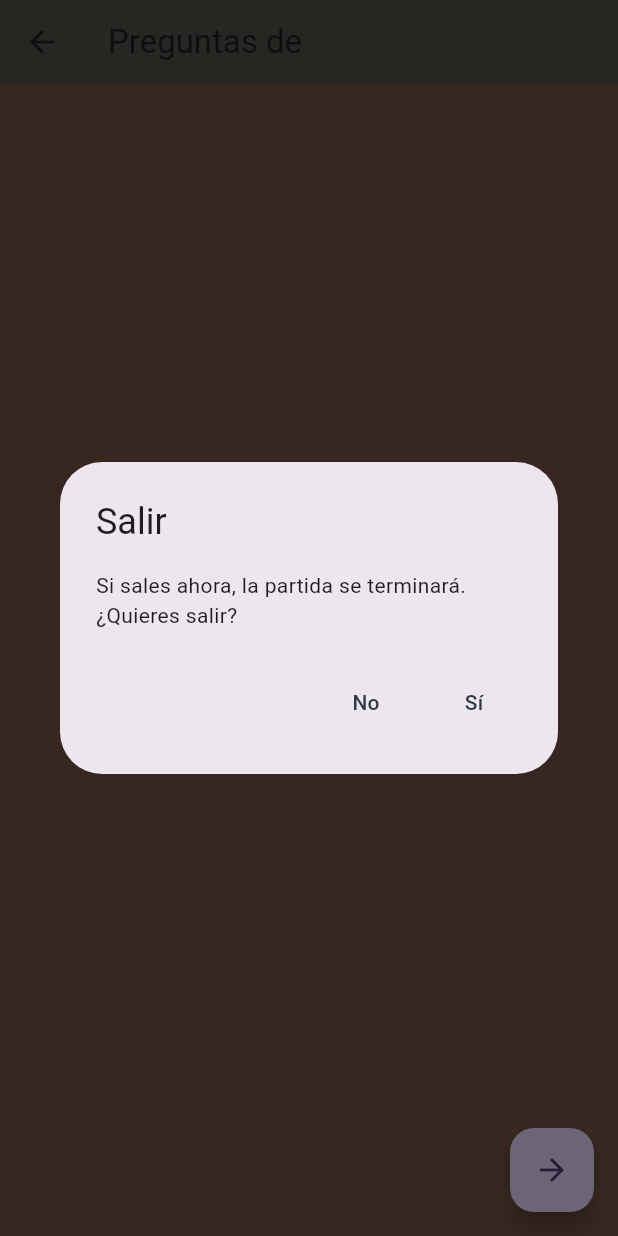
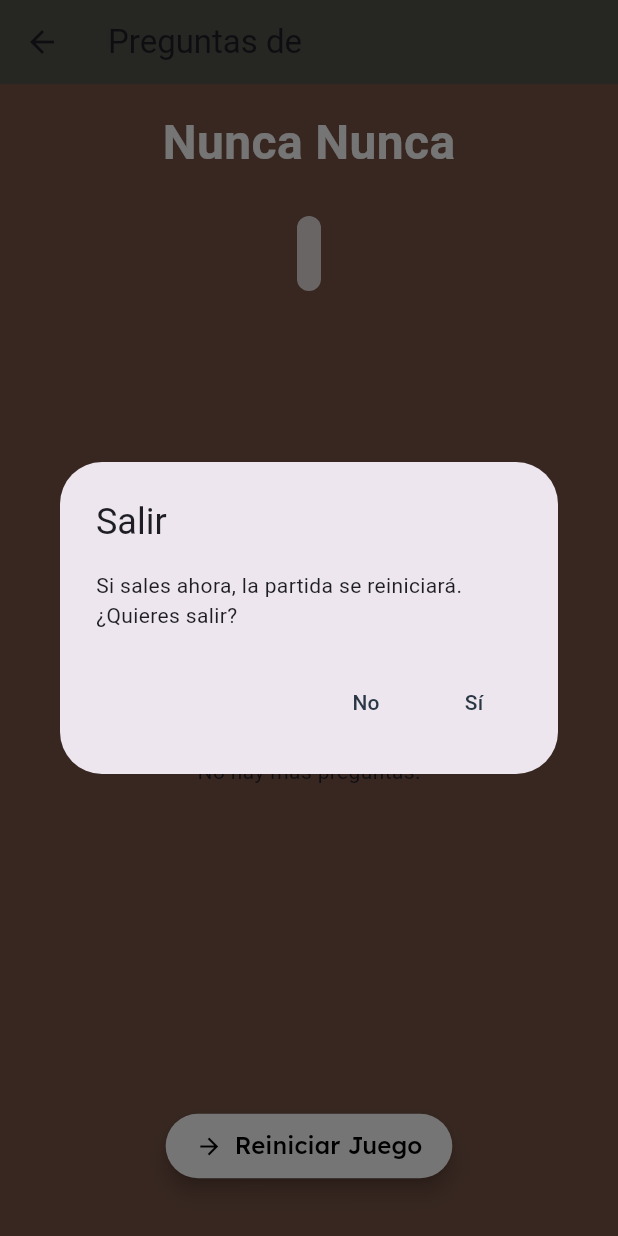
Before and after one commit to kyiroywops/nunkxdos, a Flutter app: the QuestionsScreen screen opened directly with empty values, after a tap on the "arrow back" icon, on a phone screen of 412 x 824 dp. Run offline on Flutter 3.47's test engine with Material 3 defaults, Android fonts, the phone set to English and light mode, and no system bars; our stand-ins replace flutter_riverpod, go_router, video_player.

Commit message:
categories funcionando actualmente

```diff
--- a/lib/presentation/providers/questions_provider.dart
+++ b/lib/presentation/providers/questions_provider.dart
@@ -1,23 +1,29 @@
+import 'dart:math';
+
 import 'package:flutter_riverpod/flutter_riverpod.dart';
 import 'package:nunkxdos/infrastructure/models/question_models.dart';
 
-final questionsProvider = Provider.family<List<Question>, String>((ref, category) {
-  // Retorna tus preguntas filtradas por categoría
-  return QuestionsRepository().getQuestionsByCategory(category);
-});
+class QuestionsNotifier extends StateNotifier<List<Question>> {
+  QuestionsNotifier() : super([]);
 
-class QuestionsRepository {
-  // Puedes inicializar tus preguntas aquí o cargarlas de una fuente externa si es necesario.
-  List<Question> _questions = [
+  void loadQuestions(String category) {
+    // Lista simulada de todas las preguntas
+    List<Question> allQuestions = [
       Question(category: 'normal', content: '1'),
       Question(category: 'normal', content: '2'),
       Question(category: 'normal', content: '3'),
       Question(category: 'normal', content: '4'),
       Question(category: 'sexual', content: 'Yo nunca nunca he...'),
-    // Agrega más preguntas aquí.
+      // Agrega más preguntas aquí...
     ];
 
-  List<Question> getQuestionsByCategory(String category) {
-    return _questions.where((question) => question.category == category).toList();
+    // Filtrar preguntas por categoría
+    List<Question> filteredQuestions = allQuestions.where((question) => question.category == category).toList();
+    state = filteredQuestions..shuffle(Random());
   }
 }
+
+final questionsProvider =
+    StateNotifierProvider.family<QuestionsNotifier, List<Question>, String>(
+  (ref, category) => QuestionsNotifier()..loadQuestions(category),
+);
--- /dev/null
+++ b/lib/presentation/providers/vidas_iniciales_provider.dart
@@ -0,0 +1,3 @@
+import 'package:flutter_riverpod/flutter_riverpod.dart';
+
+final initialLivesProvider = StateProvider<int>((ref) => 3); // Valor por defecto de 3 vidas
--- a/lib/presentation/screens/category_screen.dart
+++ b/lib/presentation/screens/category_screen.dart
@@ -3,10 +3,14 @@ import 'dart:math';
 import 'package:flutter/material.dart';
 import 'package:flutter_riverpod/flutter_riverpod.dart';
 import 'package:nunkxdos/infrastructure/models/question_models.dart';
+import 'package:nunkxdos/presentation/providers/gamemode_provider.dart';
+import 'package:nunkxdos/presentation/providers/player_provider.dart';
 import 'package:nunkxdos/presentation/providers/questions_provider.dart';
+import 'package:nunkxdos/presentation/providers/vidas_iniciales_provider.dart';
 
 class QuestionsScreen extends ConsumerStatefulWidget {
   final String category;
+
 
   QuestionsScreen({Key? key, required this.category}) : super(key: key);
 
@@ -15,19 +19,30 @@ class QuestionsScreen extends ConsumerStatefulWidget {
 }
 
 class _QuestionsScreenState extends ConsumerState<QuestionsScreen> {
-  late List<Question> questions;
+  List<Question> questions = [];
   late Color backgroundColor;
+  Set<String> selectedPlayersForLifeLoss = {}; // Cambiado a un conjunto
+
 
   @override
   void initState() {
     super.initState();
-    resetQuestions();
+    backgroundColor = Colors.primaries[Random().nextInt(Colors.primaries.length)];
+
+
+    loadNewQuestions();
+
   }
 
-  void resetQuestions() {
-    questions = ref.read(questionsProvider(widget.category))..shuffle(Random());
-    changeBackgroundColor();
+   void loadNewQuestions() {
+    // Cargar preguntas inmediatamente
+    var newQuestions = ref.read(questionsProvider(widget.category));
+    setState(() {
+      questions = newQuestions..shuffle(Random());
+    });
   }
+
+
 
   void changeBackgroundColor() {
     setState(() {
@@ -36,6 +51,12 @@ class _QuestionsScreenState extends ConsumerState<QuestionsScreen> {
   }
 
   void changeQuestion() {
+    if (selectedPlayersForLifeLoss.isNotEmpty) {
+      for (var playerName in selectedPlayersForLifeLoss) {
+        ref.read(playerProvider.notifier).removeLife(playerName);
+      }
+      selectedPlayersForLifeLoss.clear(); // Limpiar el conjunto para la siguiente ronda
+    }
     if (questions.isNotEmpty) {
       questions.removeLast();
       changeBackgroundColor();
@@ -44,28 +65,40 @@ class _QuestionsScreenState extends ConsumerState<QuestionsScreen> {
     }
   }
 
+   void getNewQuestions() {
+    questions = ref.read(questionsProvider(widget.category));
+    questions.shuffle(Random());
+    changeBackgroundColor();
+    setState(() {});
+  }
+
   Future<bool> _onWillPop() async {
-    return (await showDialog<bool>(
+    bool shouldPop = (await showDialog<bool>(
           context: context,
           builder: (context) => AlertDialog(
             title: Text('Salir'),
-            content: Text('Si sales ahora, la partida se terminará. ¿Quieres salir?'),
+            content: Text('Si sales ahora, la partida se reiniciará. ¿Quieres salir?'),
             actions: <Widget>[
               TextButton(
                 child: Text('No'),
-                onPressed: () => Navigator.of(context).pop(false), // No permite salir
+                onPressed: () => Navigator.of(context).pop(false),
               ),
               TextButton(
                 child: Text('Sí'),
-                onPressed: () {
-                  Navigator.of(context).pop(true); // Permite salir
-                  resetQuestions(); // Opcional: resetear preguntas si es necesario
-                },
+                onPressed: () => Navigator.of(context).pop(true),
               ),
             ],
           ),
         )) ??
-        false; // Si el dialogo es cerrado por cualquier otra razón, no salir
+        false;
+
+     if (shouldPop) {
+      int initialLives = ref.read(initialLivesProvider.state).state;
+      ref.read(playerProvider.notifier).resetLives(initialLives);
+      loadNewQuestions();
+    }
+
+    return shouldPop;
   }
 
   void _showFinishedDialog() {
@@ -81,11 +114,13 @@ class _QuestionsScreenState extends ConsumerState<QuestionsScreen> {
           ),
         ],
       ),
-    ).then((_) => resetQuestions()); // Reiniciar preguntas cuando se cierra el diálogo
+    ).then((_) => loadNewQuestions()); // Reiniciar preguntas cuando se cierra el diálogo
   }
 
   @override
   Widget build(BuildContext context) {
+    final gameMode = ref.watch(gameModeProvider.state).state;
+    final players = ref.watch(playerProvider);
      return WillPopScope(
     onWillPop: _onWillPop,
     child: Scaffold(
@@ -101,10 +136,33 @@ class _QuestionsScreenState extends ConsumerState<QuestionsScreen> {
         ),
       ),
       backgroundColor: backgroundColor,
-        body: questions.isEmpty
+      body: Column(
+        children: [
+          Padding(
+            padding: EdgeInsets.all(16.0),
+            child: Text(
+              'Nunca Nunca',
+              style: TextStyle(fontSize: 32, fontWeight: FontWeight.bold, color: Colors.white),
+            ),
+          ),
+          Container(
+            margin: EdgeInsets.symmetric(vertical: 10),
+            padding: EdgeInsets.all(8),
+            decoration: BoxDecoration(
+              color: Colors.white.withOpacity(0.8),
+              borderRadius: BorderRadius.circular(15),
+            ),
+            child: Text(
+              widget.category,
+              style: TextStyle(fontSize: 24, fontWeight: FontWeight.bold),
+            ),
+          ),
+          // Aquí continuarás con el resto del contenido...
+           Expanded(
+            child: questions.isEmpty
                 ? Center(child: Text('No hay más preguntas.'))
                 : GestureDetector(
-                onHorizontalDragEnd: (DragEndDetails details) {
+                    onHorizontalDragEnd: (details) {
                       if (details.primaryVelocity! > 0) {
                         changeQuestion();
                       }
@@ -112,17 +170,99 @@ class _QuestionsScreenState extends ConsumerState<QuestionsScreen> {
                     child: Container(
                       alignment: Alignment.center,
                       padding: const EdgeInsets.all(30),
-                  child: Text(
+                      child: Column(
+                        mainAxisAlignment: MainAxisAlignment.center,
+                        children: [
+                          Text(
                             questions.last.content,
                             style: TextStyle(fontSize: 24, color: Colors.white),
                             textAlign: TextAlign.center,
                           ),
+                          if (gameMode == GameMode.custom) ...[
+                            SizedBox(height: 20),
+                            Text(
+                              'Jugadores',
+                              style: TextStyle(fontSize: 18, color: Colors.white),
+                            ),
+                            Expanded(
+                              child: ListView.builder(
+                                itemCount: players.length,
+                                itemBuilder: (context, index) {
+                                  final player = players[index];
+                                  bool isSelectedForLifeLoss = selectedPlayersForLifeLoss.contains(player.name);
+
+                                  return ListTile(
+                                    leading: CircleAvatar(
+                                      backgroundImage: AssetImage(player.avatar),
+                                    ),
+                                    title: Text(player.name, style: TextStyle(color: Colors.white, fontFamily: 'Lexend', fontWeight: FontWeight.w700)),
+                                    subtitle: Row(
+                                      mainAxisSize: MainAxisSize.min,
+                                      children: List.generate(
+                                        player.lives,
+                                        (_) => Text('❤️', style: TextStyle(color: Colors.white)),
+
+                                      ),
+
+                                    ),
+                                    trailing: IconButton(
+                                      icon: Icon(isSelectedForLifeLoss ? Icons.close : Icons.check, color: Colors.white),
+                                      onPressed: () {
+                                        setState(() {
+                                          if (isSelectedForLifeLoss) {
+                                          selectedPlayersForLifeLoss.remove(player.name); // Deseleccionar
+                                        } else {
+                                          selectedPlayersForLifeLoss.add(player.name); // Seleccionarpérdida de vida
+                                          }
+                                        });
+                                      },
+                                  ));
+                                },
                               ),
                             ),
-        floatingActionButton: FloatingActionButton(
-          child: Icon(Icons.arrow_forward),
-          onPressed: changeQuestion,
+
+                          ],
+                        ],
                       ),
+                    ),
+                  ),
+          ),
+
+
+
+        ],
+
+      ),
+       floatingActionButton: Padding(
+        padding: EdgeInsets.only(bottom: 20.0),
+        child: ElevatedButton.icon(
+          onPressed: () {
+            if (questions.isEmpty) {
+              // No hay más preguntas, reiniciar el juego
+              loadNewQuestions();
+            } else {
+              // Pasar a la siguiente pregunta
+              changeQuestion();
+            }
+          },
+          icon: Icon(Icons.arrow_forward, color: Colors.black),
+          label: Text(
+             questions.isEmpty ? 'Reiniciar Juego' : 'Siguiente Nunca Nunca',
+            style: TextStyle(color: Colors.black, fontFamily: 'Lexend', fontSize: 16),
+          ),
+          style: ElevatedButton.styleFrom(
+            primary: Colors.white, // Color de fondo del botón
+            onPrimary: Colors.black, // Color del texto e icono cuando el botón es presionado
+            shape: RoundedRectangleBorder(
+              borderRadius: BorderRadius.circular(30), // Bordes redondeados
+            ),
+            padding: EdgeInsets.symmetric(horizontal: 20, vertical: 10), // Ajuste del padding
+            elevation: 5, // Sombra del botón
+          ),
+        ),
+      ),
+      floatingActionButtonLocation: FloatingActionButtonLocation.centerFloat, // Ubicación del botón
+
     ),
   );
   }
--- a/lib/presentation/screens/home_screen.dart
+++ b/lib/presentation/screens/home_screen.dart
@@ -5,6 +5,7 @@ import 'package:flutter_riverpod/flutter_riverpod.dart';
 import 'package:go_router/go_router.dart';
 import 'package:nunkxdos/infrastructure/models/player_models.dart';
 import 'package:nunkxdos/presentation/providers/player_provider.dart';
+import 'package:nunkxdos/presentation/providers/vidas_iniciales_provider.dart';
 
 class PlayerSelectionScreen extends ConsumerStatefulWidget {
   @override
@@ -32,6 +33,9 @@ class _PlayerSelectionScreenState extends ConsumerState<PlayerSelectionScreen> {
   @override
   Widget build(BuildContext context) {
     List<Player> players = ref.watch(playerProvider);
+    int _selectedLives = ref.watch(initialLivesProvider.state).state;
+
+
 
     void _removePlayer(int index) {
       ref.read(playerProvider.notifier).removePlayer(index);
@@ -255,6 +259,7 @@ class _PlayerSelectionScreenState extends ConsumerState<PlayerSelectionScreen> {
               onPressed: () {
                 ref.read(playerProvider.notifier).setLivesForAll(_selectedLives);
 
+
                 // Opcional: Imprimir la información de los jugadores
                 final updatedPlayers = ref.read(playerProvider);
                 for (var player in updatedPlayers) {
```
Also changed, not shown: lib/presentation/providers/player_list_notifier.dart (+14 -0 lines), lib/presentation/providers/questions_provider copy.dart (added, +23 -0 lines). Lines whose indentation alone changed are shown as unchanged.
